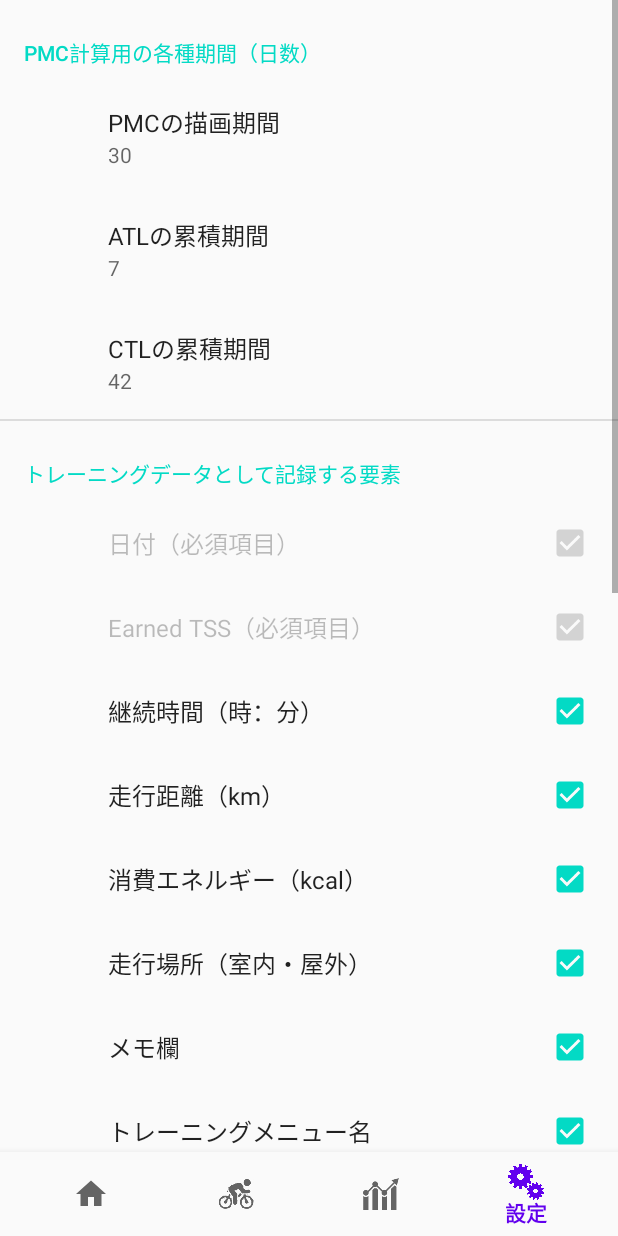
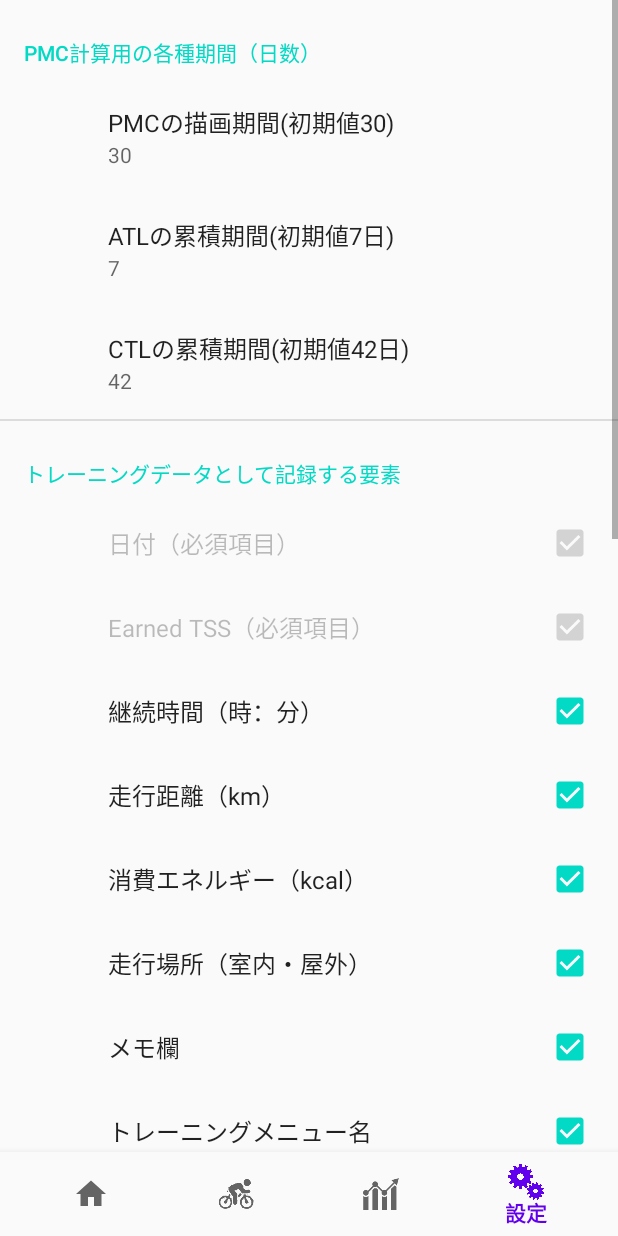
Before and after one commit to Shiro32/PMCMaker, an Android app: the ConfigFragment screen opened through its navigation route, on a phone screen of 412 x 824 dp. Run offline under Robolectric (Android 15) with nearby library versions, the phone set to English and light mode, and no system bars; our stand-ins replace androidx.preference, navigation-ui.

Commit message:
V1.11 少しだけ高速化ほか
・計算上のEXPを定数に
・PMCの縦軸設定項目

主な課題
・DIAG関係が遅すぎる・・・
・あと、Hideボタン付けたい（いらない？）

```diff
--- a/app/src/main/java/com/sakuraweb/fotopota/pmcmaker/StartApplication.kt
+++ b/app/src/main/java/com/sakuraweb/fotopota/pmcmaker/StartApplication.kt
@@ -117,7 +117,7 @@ class StartApplication : Application() {
         val runs: RealmResults<RunData> = realm.where<RunData>().findAll()
 
         // データ数ゼロならサンプルを作る
-        if (runs.size == -1 ) {
+        if (runs.size == 0 ) {
             val runList = listOf<RunDataInit>(
                 RunDataInit("2020/9/1", "2020/9/1 1:00", 80, 300, 100, INDOOR_RIDE, "Very Hard !!", 1),
                 RunDataInit("2020/9/1", "2020/9/1 1:00", 80, 300, 100, INDOOR_RIDE, "Very Hard !!", 0),
--- a/app/src/main/java/com/sakuraweb/fotopota/pmcmaker/ui/config/ConfigFragment.kt
+++ b/app/src/main/java/com/sakuraweb/fotopota/pmcmaker/ui/config/ConfigFragment.kt
@@ -27,6 +27,16 @@ class ConfigFragment : PreferenceFragmentCompat() {
         findPreference<EditTextPreference>("ctl_term")?.setOnBindEditTextListener { editText ->
             editText.inputType = InputType.TYPE_CLASS_NUMBER
         }
+
+        findPreference<EditTextPreference>("pmc_y_max")?.setOnBindEditTextListener { editText ->
+            editText.inputType = InputType.TYPE_CLASS_NUMBER
+        }
+
+        findPreference<EditTextPreference>("pmc_y_min")?.setOnBindEditTextListener { editText ->
+            editText.inputType = InputType.TYPE_CLASS_NUMBER
+        }
+
+
 //        root.setMenuBtn.setOnClickListener {
 //            val intent = Intent(activity, MenuListActivity::class.java)
 //            startActivity(intent)
--- a/app/src/main/res/values/strings.xml
+++ b/app/src/main/res/values/strings.xml
@@ -75,9 +75,9 @@ TSB : ATL-TSB。好調さに相当</string>
     <string name="title_setting">各種設定画面</string>
     <string name="setting_element_header">トレーニングデータとして記録する要素</string>
     <string name="setting_term_header">PMC計算用の各種期間（日数）</string>
-    <string name="setting_atl_term_label">ATLの累積期間</string>
-    <string name="setting_ctl_term_label">CTLの累積期間</string>
-    <string name="setting_pmc_term_label">PMCの描画期間</string>
+    <string name="setting_atl_term_label">ATLの累積期間(初期値7日)</string>
+    <string name="setting_ctl_term_label">CTLの累積期間(初期値42日)</string>
+    <string name="setting_pmc_term_label">PMCの描画期間(初期値30)</string>
     <string name="setting_days_prompt">日数を入力してください</string>
     <string name="setting_menu_edit_label">トレーニングメニュー編集</string>
 
@@ -175,6 +175,8 @@ TSB : ATL-TSB。好調さに相当</string>
     <string name="diag_8_ng">急激にオーバートレーニングになっています！</string>
     <string name="diag_8_description">ATLは短期間の練習負荷で、これが1週間で70TSSを上回るのは、急に頑張りすぎ、オーバートレーニングです。</string>
     <string name="diag_8_unit">TSS</string>
+    <string name="setting_y_axis_max">PMCのY軸最大値</string>
+    <string name="setting_y_axis_min">PMCのY軸最小値</string>
 
     <!-- セッティング画面 -->
 
--- a/app/src/main/res/xml/root_preferences.xml
+++ b/app/src/main/res/xml/root_preferences.xml
@@ -127,5 +127,19 @@
             android:dialogTitle="@string/look_label"
             app:useSimpleSummaryProvider="true" />
 
+        <EditTextPreference
+            android:defaultValue="150"
+            android:dialogTitle="@string/setting_y_axis_max"
+            android:key="pmc_y_max"
+            android:title="@string/setting_y_axis_max"
+            app:useSimpleSummaryProvider="true" />
+
+        <EditTextPreference
+            android:defaultValue="-150"
+            android:dialogTitle="@string/setting_y_axis_min"
+            android:key="pmc_y_min"
+            android:title="@string/setting_y_axis_min"
+            app:useSimpleSummaryProvider="true" />
+
     </PreferenceCategory>
 </PreferenceScreen>
```
Also changed, not shown: app/src/main/java/com/sakuraweb/fotopota/pmcmaker/ui/pmc/PmcFragment.kt (+14 -6 lines), 2 other files.
